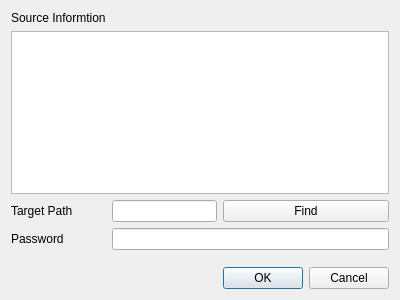
Above: CAMan/export_dlg.ui from jykim74/CertMan before the change. Below: the same form after it.
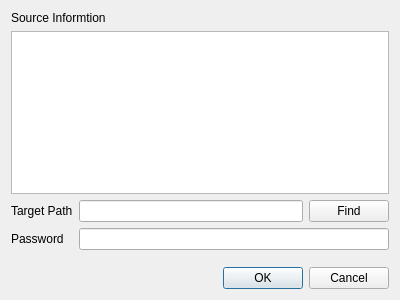
That is the form after the change.

What changed in the file:
```diff
--- a/CAMan/export_dlg.ui
+++ b/CAMan/export_dlg.ui
@@ -31,23 +31,6 @@
      </property>
     </widget>
    </item>
-   <item row="0" column="0">
-    <widget class="QLabel" name="label_2">
-     <property name="text">
-      <string>Source Informtion</string>
-     </property>
-    </widget>
-   </item>
-   <item row="5" column="2">
-    <widget class="QDialogButtonBox" name="buttonBox">
-     <property name="orientation">
-      <enum>Qt::Horizontal</enum>
-     </property>
-     <property name="standardButtons">
-      <set>QDialogButtonBox::Cancel|QDialogButtonBox::Ok</set>
-     </property>
-    </widget>
-   </item>
    <item row="2" column="2">
     <widget class="QPushButton" name="mFindBtn">
      <property name="text">
@@ -74,6 +57,23 @@
      </property>
     </spacer>
    </item>
+   <item row="0" column="0" colspan="2">
+    <widget class="QLabel" name="label_2">
+     <property name="text">
+      <string>Source Informtion</string>
+     </property>
+    </widget>
+   </item>
+   <item row="5" column="1" colspan="2">
+    <widget class="QDialogButtonBox" name="buttonBox">
+     <property name="orientation">
+      <enum>Qt::Horizontal</enum>
+     </property>
+     <property name="standardButtons">
+      <set>QDialogButtonBox::Cancel|QDialogButtonBox::Ok</set>
+     </property>
+    </widget>
+   </item>
   </layout>
  </widget>
  <resources/>
```
